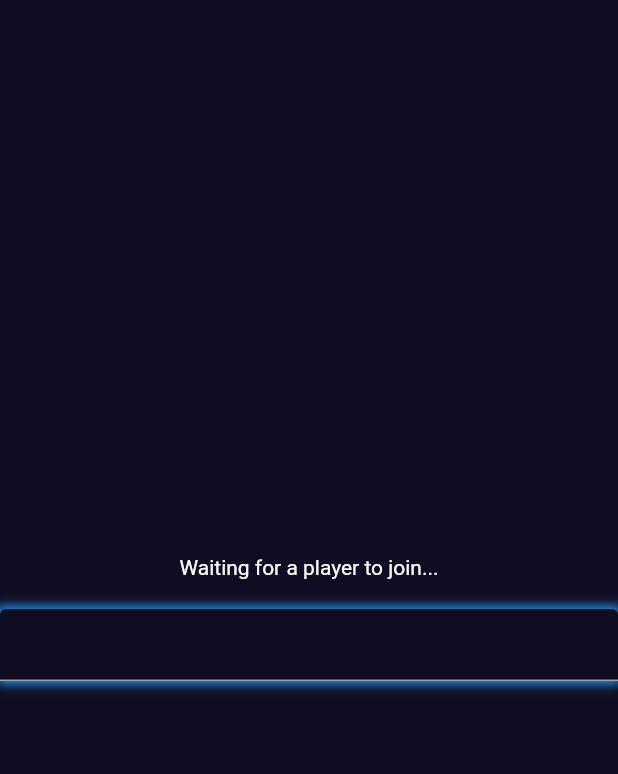
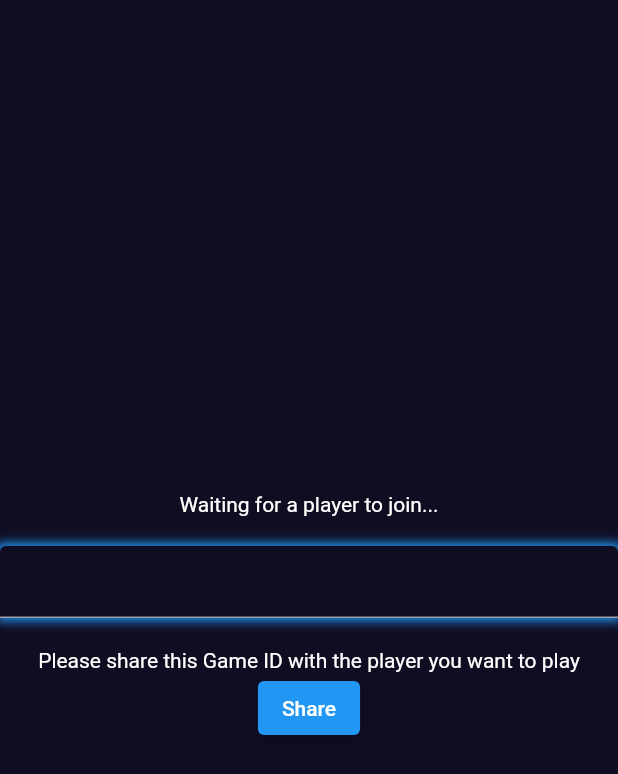
Before and after one commit to yomal-h/tictactoe_mp, a Flutter app: the WaitingLobby widget shown alone on an empty page, opened directly, on a phone screen of 412 x 824 dp. Shown: the top 774 px of the screen. Run offline on Flutter 3.47's test engine with Material 2 defaults, Android fonts, the phone set to English and light mode, and no system bars; our stand-ins replace socket_io_client; missing offline and left inert: share_extend; network calls fail.

Commit message:
Added game ID sharing option

```diff
--- a/lib/views/waiting_lobby.dart
+++ b/lib/views/waiting_lobby.dart
@@ -1,5 +1,6 @@
 import 'package:flutter/material.dart';
 import 'package:provider/provider.dart';
+import 'package:share_extend/share_extend.dart';
 import 'package:tictactoe_mp/provider/room_data_provider.dart';
 import 'package:tictactoe_mp/widgets/custom_textfield.dart';
 
@@ -43,7 +44,18 @@ class _WaitingLobbyState extends State<WaitingLobby> {
           controller: roomIdController,
           hintText: '',
           isReadOnly: true,
-        )
+        ),
+        const SizedBox(
+          height: 20,
+        ),
+        const Text(
+            'Please share this Game ID with the player you want to play'),
+        ElevatedButton(
+          onPressed: () {
+            ShareExtend.share(roomIdController.text, "text");
+          },
+          child: const Text('Share'),
+        ),
       ],
     );
   }
--- a/pubspec.yaml
+++ b/pubspec.yaml
@@ -36,6 +36,7 @@ dependencies:
   cupertino_icons: ^1.0.2
   socket_io_client: ^1.0.2
   provider: ^6.0.2
+  share_extend: ^2.0.0
 
 dev_dependencies:
   flutter_test:
```
Also changed, not shown: pubspec.lock, 14 other files.
